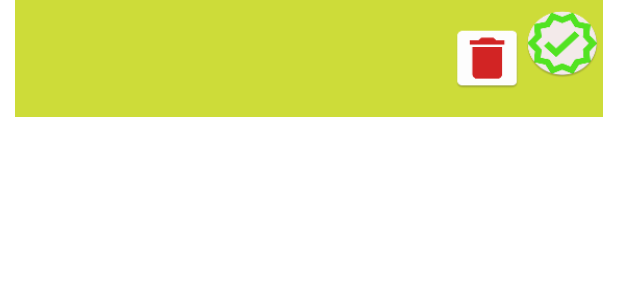
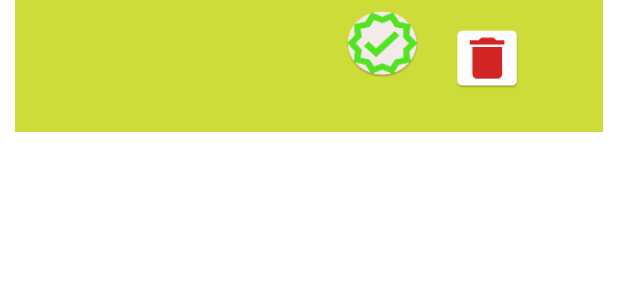
Before and after one commit to GreenRepack-offre-apps/green-repack-assos, an Android app: the layout fragment_projet.xml on its own in the app's theme, with its tools: preview values and no code run, on a phone screen of 412 x 824 dp. Shown: the top 300 px of the screen. Run offline under Robolectric (Android 15) with nearby library versions, the phone set to English and light mode, and no system bars.

Commit message:
fix list view

```diff
--- a/app/src/main/res/layout/fragment_projet.xml
+++ b/app/src/main/res/layout/fragment_projet.xml
@@ -23,7 +23,7 @@
         android:id="@+id/argt_collt"
         android:layout_width="wrap_content"
         android:layout_height="wrap_content"
-        android:layout_marginLeft="200dp"
+        android:layout_marginLeft="100dp"
         android:layout_marginTop="36dp"
         android:textAppearance="?attr/textAppearanceListItem"
         android:textFontWeight="500" />
@@ -33,7 +33,7 @@
         android:layout_width="wrap_content"
         android:layout_height="wrap_content"
         android:layout_marginLeft="16dp"
-        android:layout_marginTop="56dp"
+        android:layout_marginTop="66dp"
         android:textAppearance="?attr/textAppearanceListItem" />
 
     <ImageButton
@@ -48,7 +48,7 @@
         android:id="@+id/statut_btn"
         android:layout_width="50dp"
         android:layout_height="46dp"
-        android:layout_marginLeft="340dp"
+        android:layout_marginLeft="220dp"
         android:layout_marginTop="6dp"
         android:clickable="false"
         android:background="@mipmap/ic_verified" />
```
